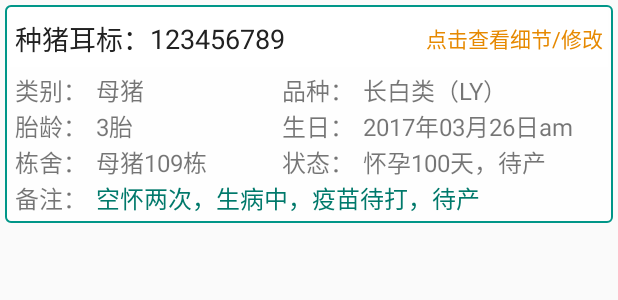
After one commit to qiuking/pig-Dr., an Android app: the layout pig_card_outline_item.xml on its own in the app's theme, with its tools: preview values and no code run, on a phone screen of 412 x 824 dp. The commit adds this screen. Shown: the top 300 px of the screen. Run offline under Robolectric (Android 15) with nearby library versions, the phone set to English and light mode, and no system bars.

Commit message:
add pig card layout file

```diff
--- a/app/src/main/java/com/ustcerqiu/pigdoc/CheckRecordActivity.java
+++ b/app/src/main/java/com/ustcerqiu/pigdoc/CheckRecordActivity.java
@@ -48,10 +48,39 @@ public class CheckRecordActivity extends BaseMinorClass implements View.OnClickL
             default:
                 break;
         }
-
     }//onClick
 
 
+    //define the data class and the RecycleView adapter for the pig information card outlines.
+    //the data needed
+    public class pigCard{
+        String number, sex, type, numYear, birthday, house, status, otherInfo;
+        //public pigCard(){ } //是否有默认无参数构造函数
+        public pigCard(String number, String sex, String type, String numYear, String birthday, String house, String status, String otherInfo){
+            this.number = number;
+            this.sex = sex;
+            this.type = type;
+            this.numYear = numYear;
+            this.birthday = birthday;
+            this.house = house;
+            this.status = status;
+            this.otherInfo = otherInfo;
+        }
+    }//pigCard
+/*
+    //the adapter for the pigCard list
+    public class pigCardAadpter extends mCom.comListAdapter<pigCard>{
+        // the private List<T> mItemList 和 private int itemLayoutId  is in the parent；注意在构造函数中 itemLayoutId的赋值
+        //unKnown the number of the holders, so use the list to store the listview holder content.
+
+        //////////////////////////////////////
+        //构造方法. set the data and the layout
+        public pigCardAadpter(List<pigCard> pigCardList, int pigCardLayoutId){
+            super(pigCardList, pigCardLayoutId);
+        }
+    }//pigCardAdapter
+
+*/
     ///--##############################################################################-----/////
     @Override
     protected void onCreate(Bundle savedInstanceState) {
@@ -66,14 +95,14 @@ public class CheckRecordActivity extends BaseMinorClass implements View.OnClickL
         //设置标题行的显示标题，替换掉layout中的默认标题
         ((TextView) this.findViewById(R.id.title_name_textView)).setText(titleName);  //this仅仅是强调本活动的调用环境
 
-        //spinner selector
+     /*   //spinner selector
         List<String> spinnerList = new ArrayList<>();
         String[] spinnerItems = {"王晶晶", "王二精", "2晶晶", "6各日", "晶晶王"};
         Spinner spinner = (Spinner) findViewById(R.id.spinner1);
         for(String item : spinnerItems) spinnerList.add(item);
         ArrayAdapter<String> adapter = new ArrayAdapter<String>(this, android.R.layout.simple_spinner_dropdown_item, spinnerList);
         spinner.setAdapter(adapter);
-
+*/
         Dialog dialog = new Dialog(this, R.style.mDialogTheme); // theme
         dialog.setContentView(R.layout.alert_dialog_1);
         //dialog.setTitle("wokao");
--- a/app/src/main/java/com/ustcerqiu/pigdoc/NotesActivity.java
+++ b/app/src/main/java/com/ustcerqiu/pigdoc/NotesActivity.java
@@ -38,7 +38,7 @@ public class NotesActivity extends BaseClass {
 
     //定义adapter，继承通用adapter，实现数据处理
     private class mAdapter extends mCom.comListAdapter<ItemData>{
-        //父类中有的参数为 private List<T> mItemList 和 private int itemLayoutId; 也可以用
+        //父类中有的参数为 private List<T> mItemList 和 private int itemLayoutId; 注意itemLayoutId的赋值
         //定义需要保留的属性; 需要为每一个子项都保留此数据，adapter只有一个，holder有不少 且和数据条目数不同
         //无法得知是几项，所以使用list
         private List<TextView> itemMarkList = new ArrayList<>(); //必须初始化，在一个adapter实例化时
--- /dev/null
+++ b/app/src/main/res/drawable/bg_div2.xml
@@ -0,0 +1,7 @@
+<?xml version="1.0" encoding="utf-8"?>
+<shape xmlns:android="http://schemas.android.com/apk/res/android"
+    android:shape="rectangle">
+    <corners android:radius="3dp"/>
+    <solid android:color="#CCFFFFFF"/>
+    <stroke android:color="@color/colorPrimary" android:width="1dp"/>
+</shape>
--- a/app/src/main/res/layout/activity_check_record.xml
+++ b/app/src/main/res/layout/activity_check_record.xml
@@ -21,7 +21,7 @@
         android:background="@drawable/bg_div">
         <LinearLayout
             android:layout_width="0dp"
-            android:layout_weight="4"
+            android:layout_weight="5"
             android:layout_height="44dp"
             android:orientation="horizontal"
             android:gravity="start|center"
@@ -42,20 +42,30 @@
                 android:textColor="@color/colorPrimary_text"
                 android:hint="耳标/猪舍"/>
         </LinearLayout>
-        <LinearLayout
+        <LinearLayout android:id="@+id/group_selected"
             android:layout_width="0dp"
-            android:layout_weight="3"
+            android:layout_weight="4"
             android:layout_height="match_parent"
             android:orientation="horizontal"
             android:layout_marginLeft="2dp"
             android:gravity="start|center"
             android:background="@drawable/div_rectangle_grid">
-            <Spinner android:id="@+id/spinner1"
-                android:layout_width="match_parent"
+            <TextView
+                android:layout_width="0dp"
+                android:layout_weight="1"
                 android:layout_height="match_parent"
-                android:dropDownVerticalOffset="44dp">
-
-            </Spinner>
+                android:lines="1"
+                android:gravity="center"
+                android:background="@null"
+                android:textSize="@dimen/normal_text"
+                android:textColor="@color/colorPrimary_text"
+                android:hint="全  部"/>
+            <ImageView
+                android:layout_width="20dp"
+                android:layout_height="24dp"
+                android:layout_marginRight="3dp"
+                android:layout_marginLeft="4dp"
+                android:src="@drawable/down_black"/>
 
         </LinearLayout>
 
@@ -64,6 +74,9 @@
     </LinearLayout>
 
     <!-- 中间内容部分框架 -->
+
+
+
     <android.support.v7.widget.RecyclerView
         android:id="@+id/input_list_RecyclerView"
         android:layout_width="match_parent"
@@ -71,5 +84,8 @@
         android:padding="3dp">
     </android.support.v7.widget.RecyclerView>
 
+
+
+
     <!--无底部导航栏的状态-->
 </LinearLayout>
--- /dev/null
+++ b/app/src/main/res/layout/pig_card_outline_item.xml
@@ -0,0 +1,149 @@
+<?xml version="1.0" encoding="utf-8"?>
+<LinearLayout xmlns:android="http://schemas.android.com/apk/res/android"
+    android:id="@+id/pig_card_outline"
+    android:layout_width="match_parent"
+    android:layout_height="wrap_content"
+    android:layout_margin="3dp"
+    android:padding="3dp"
+    android:background="@drawable/bg_div2"
+    android:orientation="vertical">
+    <!--第一行，类似标题行,显示耳标-->
+    <LinearLayout
+        android:layout_width="match_parent"
+        android:layout_height="38dp"
+        android:padding="3dp"
+        android:orientation="horizontal"
+        android:gravity="start|center"
+        android:background="#fff">
+        <TextView
+            android:layout_width="90dp"
+            android:layout_height="wrap_content"
+            android:textSize="@dimen/normal_text"
+            android:textColor="@color/colorPrimary_text"
+            android:text="种猪耳标："/>
+        <TextView android:id="@+id/pig_number_text"
+            android:layout_width="0dp"
+            android:layout_weight="1"
+            android:layout_height="wrap_content"
+            android:textSize="@dimen/normal_text"
+            android:textColor="@color/colorPrimary_text"
+            android:text="123456789"/>
+        <TextView
+            android:layout_width="130dp"
+            android:gravity="right"
+            android:layout_height="wrap_content"
+            android:text="点击查看细节/修改"
+            android:textColor="@color/colorAccent1"/>
+    </LinearLayout>
+    <!--第2行，具体信息1-->
+    <LinearLayout
+        android:layout_width="match_parent"
+        android:layout_height="wrap_content"
+        android:layout_marginTop="3dp"
+        android:paddingLeft="3dp"
+        android:paddingRight="3dp"
+        android:orientation="horizontal">
+        <TextView
+            android:layout_width="54dp"
+            android:layout_height="wrap_content"
+            android:textSize="@dimen/normal_2_text"
+            android:text="类别："/>
+        <TextView android:id="@+id/pig_sex"
+            android:layout_width="120dp"
+            android:layout_height="wrap_content"
+            android:textSize="@dimen/normal_2_text"
+            android:text="母猪"/>
+        <TextView
+            android:layout_width="54dp"
+            android:layout_height="wrap_content"
+            android:layout_marginLeft="4dp"
+            android:textSize="@dimen/normal_2_text"
+            android:text="品种："/>
+        <TextView android:id="@+id/pig_type"
+            android:layout_width="match_parent"
+            android:layout_height="wrap_content"
+            android:textSize="@dimen/normal_2_text"
+            android:text="长白类（LY）"/>
+    </LinearLayout>
+    <!--第3行，具体信息2-->
+    <LinearLayout
+        android:layout_width="match_parent"
+        android:layout_height="wrap_content"
+        android:paddingLeft="3dp"
+        android:paddingRight="3dp"
+        android:orientation="horizontal">
+        <TextView
+            android:layout_width="54dp"
+            android:layout_height="wrap_content"
+            android:textSize="@dimen/normal_2_text"
+            android:text="胎龄："/>
+        <TextView android:id="@+id/pig_num_year"
+            android:layout_width="120dp"
+            android:layout_height="wrap_content"
+            android:textSize="@dimen/normal_2_text"
+            android:text="3胎"/>
+        <TextView
+            android:layout_width="54dp"
+            android:layout_height="wrap_content"
+            android:layout_marginLeft="4dp"
+            android:textSize="@dimen/normal_2_text"
+            android:text="生日："/>
+        <TextView android:id="@+id/pig_birthday"
+            android:layout_width="match_parent"
+            android:layout_height="wrap_content"
+            android:textSize="@dimen/normal_2_text"
+            android:text="2017年03月26日am"/>
+    </LinearLayout>
+    <!--第4行，具体信息3-->
+    <LinearLayout
+        android:layout_width="match_parent"
+        android:layout_height="wrap_content"
+        android:paddingLeft="3dp"
+        android:paddingRight="3dp"
+        android:orientation="horizontal">
+        <TextView
+            android:layout_width="54dp"
+            android:layout_height="wrap_content"
+            android:textSize="@dimen/normal_2_text"
+            android:text="栋舍："/>
+        <TextView android:id="@+id/pig_house"
+            android:layout_width="120dp"
+            android:layout_height="wrap_content"
+            android:textSize="@dimen/normal_2_text"
+            android:text="母猪109栋"/>
+        <TextView
+            android:layout_width="54dp"
+            android:layout_marginLeft="4dp"
+            android:layout_height="wrap_content"
+            android:textSize="@dimen/normal_2_text"
+            android:text="状态："/>
+        <TextView android:id="@+id/pig_status"
+            android:layout_width="match_parent"
+            android:layout_height="wrap_content"
+            android:textSize="@dimen/normal_2_text"
+            android:text="怀孕100天，待产"/>
+    </LinearLayout>
+    <!--第5行，具体信息4-->
+    <LinearLayout
+        android:layout_width="match_parent"
+        android:layout_height="wrap_content"
+        android:paddingLeft="3dp"
+        android:paddingRight="3dp"
+        android:orientation="horizontal">
+        <TextView
+            android:layout_width="54dp"
+            android:layout_height="wrap_content"
+            android:textSize="@dimen/normal_2_text"
+            android:text="备注："/>
+        <TextView android:id="@+id/pig_info_other"
+            android:layout_width="match_parent"
+            android:layout_height="wrap_content"
+            android:textSize="@dimen/normal_2_text"
+            android:layout_marginBottom="1dp"
+            android:textColor="@color/colorPrimaryDark"
+            android:text="空怀两次，生病中，疫苗待打，待产"/>
+    </LinearLayout>
+
+
+
+</LinearLayout>
--- a/app/src/main/res/values/dimens.xml
+++ b/app/src/main/res/values/dimens.xml
@@ -13,6 +13,7 @@
     <!--设置通用字体的大小-->
     <dimen name="large_text">22sp</dimen>
     <dimen name="normal_text">18sp</dimen>
+    <dimen name="normal_2_text">16sp</dimen>
     <dimen name="small_text">14sp</dimen>
     <dimen name="tiny_text">12sp</dimen>
 
```
